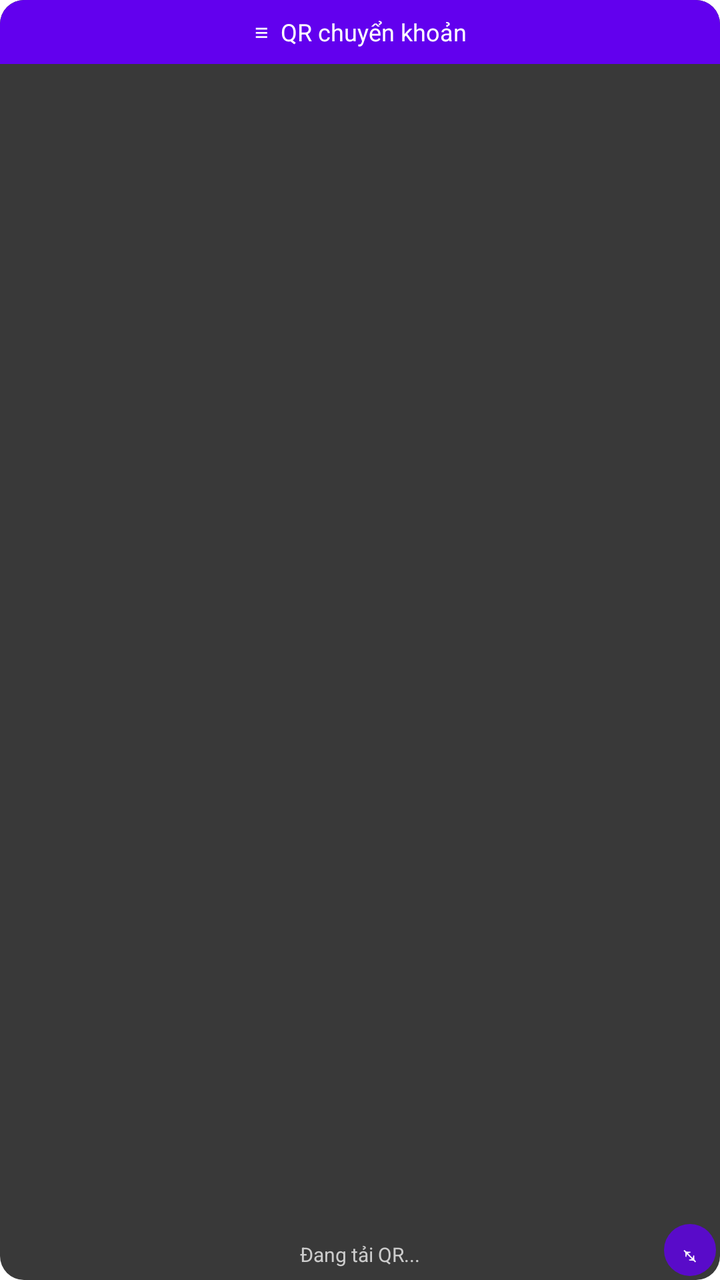
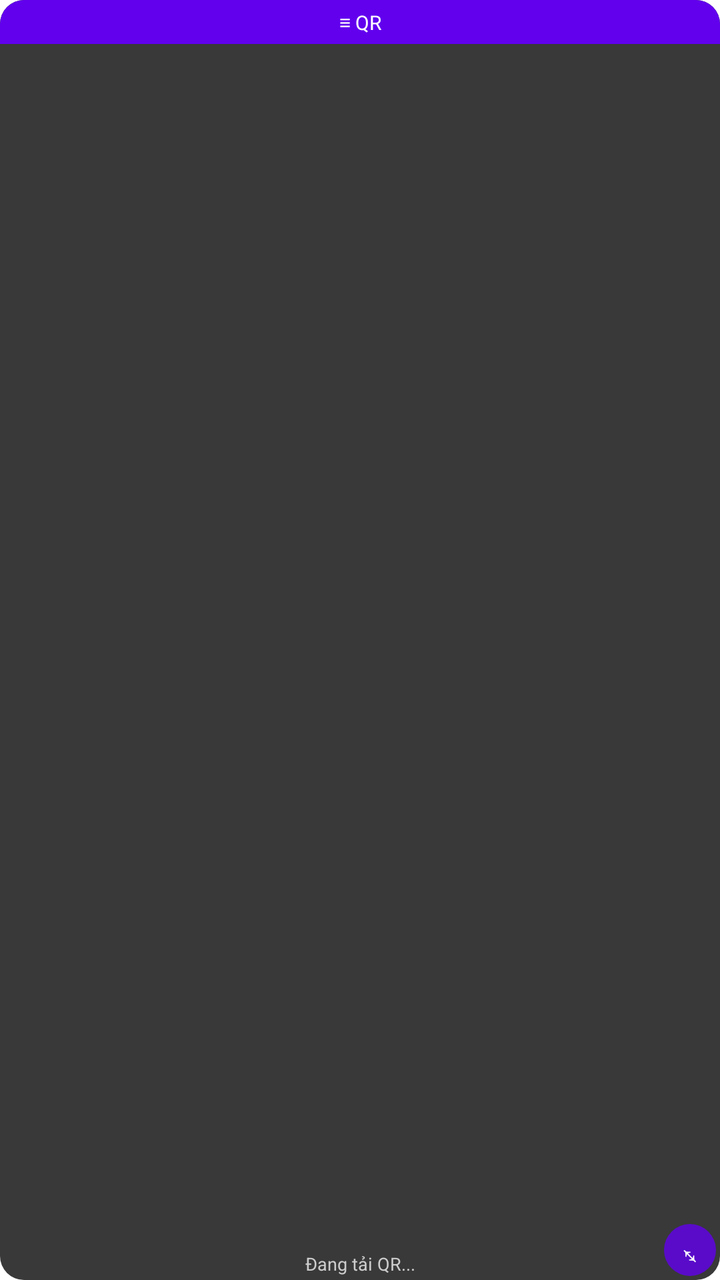

The first picture is an Android layout as it rendered before a commit; the second is the same layout after the commit. The layout source and the unified diff follow.
<!-- AndroidManifest.xml: application theme Theme.DonateFloat -->
<!-- res/layout/floating_qr.xml -->
<FrameLayout xmlns:android="http://schemas.android.com/apk/res/android"
    android:layout_width="wrap_content"
    android:layout_height="wrap_content">

    <LinearLayout
        android:layout_width="match_parent"
        android:layout_height="match_parent"
        android:orientation="vertical"
        android:background="@drawable/bg_floating">

        <TextView
            android:id="@+id/dragHandleQr"
            android:layout_width="match_parent"
            android:layout_height="32dp"
            android:background="@drawable/bg_drag_handle"
            android:gravity="center"
            android:text="≡  QR chuyển khoản"
            android:textColor="#FFFFFF"
            android:textSize="12sp" />

        <ImageView
            android:id="@+id/imageQr"
            android:layout_width="match_parent"
            android:layout_height="0dp"
            android:layout_weight="1"
            android:layout_margin="8dp"
            android:adjustViewBounds="true"
            android:scaleType="fitCenter" />

        <TextView
            android:id="@+id/textQrStatus"
            android:layout_width="match_parent"
            android:layout_height="wrap_content"
            android:padding="6dp"
            android:gravity="center"
            android:textColor="#CCCCCC"
            android:textSize="10sp"
            android:text="Đang tải QR..." />
    </LinearLayout>

    <TextView
        android:id="@+id/resizeHandleQr"
        android:layout_width="26dp"
        android:layout_height="26dp"
        android:layout_gravity="bottom|end"
        android:layout_margin="2dp"
        android:background="@drawable/bg_resize_handle"
        android:gravity="center"
        android:text="⤡"
        android:textColor="#FFFFFF"
        android:textSize="14sp" />

</FrameLayout>
<!-- resources referenced by this layout -->
<resources>
  <!-- drawable bg_drag_handle (drawable) -->
  <shape xmlns:android="http://schemas.android.com/apk/res/android">
      <solid android:color="#FF6200EE" />
      <corners android:topLeftRadius="12dp" android:topRightRadius="12dp" />
  </shape>
  <!-- drawable bg_floating (drawable) -->
  <shape xmlns:android="http://schemas.android.com/apk/res/android">
      <solid android:color="#DD1B1B1B" />
      <corners android:radius="12dp" />
  </shape>
  <!-- drawable bg_resize_handle (drawable) -->
  <shape xmlns:android="http://schemas.android.com/apk/res/android" android:shape="oval">
      <solid android:color="#CC6200EE" />
  </shape>
  <style name="Theme.DonateFloat" parent="Theme.MaterialComponents.DayNight.NoActionBar">
          <item name="colorPrimary">@color/purple_500</item>
          <item name="colorPrimaryDark">@color/purple_700</item>
          <item name="colorAccent">@color/teal_200</item>
      </style>
  <color name="purple_500">#FF6200EE</color>
  <color name="purple_700">#FF3700B3</color>
  <color name="teal_200">#FF03DAC5</color>
</resources>

<!-- the commit's change to res/layout/floating_qr.xml (unified diff, before → after) -->
@@ -11,19 +11,19 @@
         <TextView
             android:id="@+id/dragHandleQr"
             android:layout_width="match_parent"
-            android:layout_height="32dp"
+            android:layout_height="22dp"
             android:background="@drawable/bg_drag_handle"
             android:gravity="center"
-            android:text="≡  QR chuyển khoản"
+            android:text="≡ QR"
             android:textColor="#FFFFFF"
-            android:textSize="12sp" />
+            android:textSize="10sp" />
 
         <ImageView
             android:id="@+id/imageQr"
             android:layout_width="match_parent"
             android:layout_height="0dp"
             android:layout_weight="1"
-            android:layout_margin="8dp"
+            android:layout_margin="2dp"
             android:adjustViewBounds="true"
             android:scaleType="fitCenter" />
 
@@ -31,10 +31,10 @@
             android:id="@+id/textQrStatus"
             android:layout_width="match_parent"
             android:layout_height="wrap_content"
-            android:padding="6dp"
+            android:padding="2dp"
             android:gravity="center"
             android:textColor="#CCCCCC"
-            android:textSize="10sp"
+            android:textSize="9sp"
             android:text="Đang tải QR..." />
     </LinearLayout>
 
